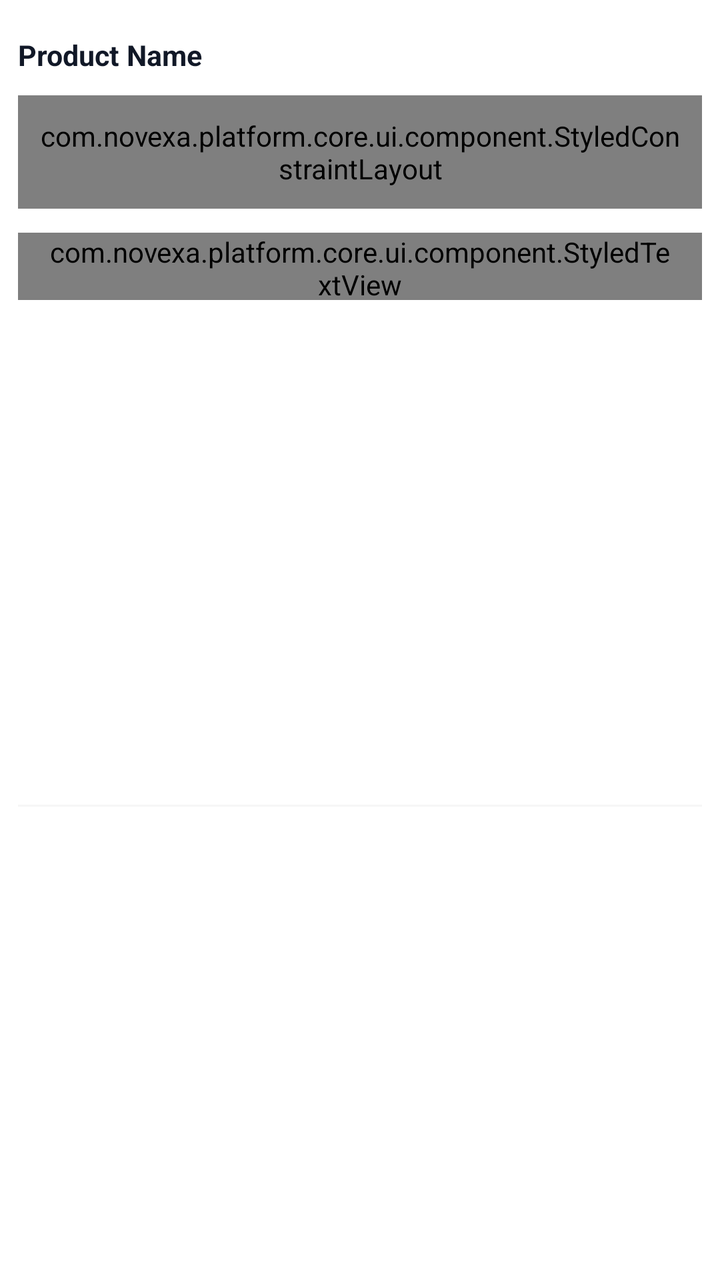
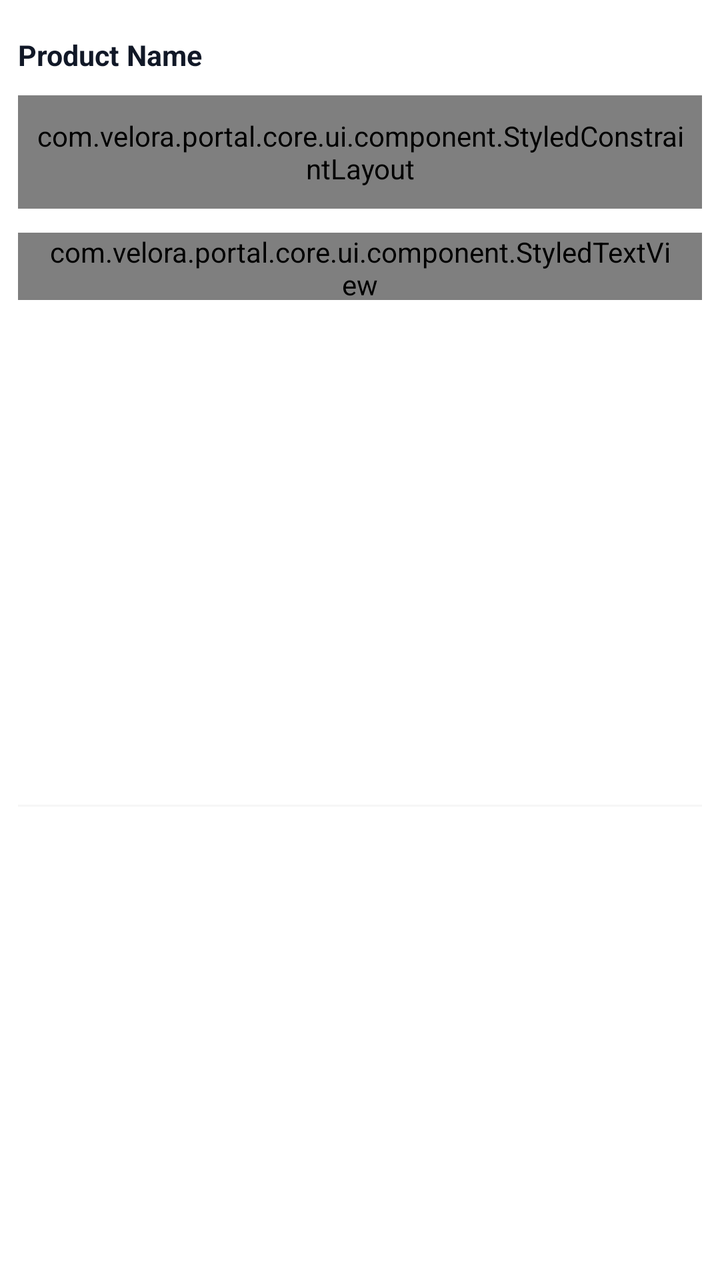

Two renders of the same Android screen: before a commit and after it. Below are the layout's source before the change and the commit's diff.
<!-- AndroidManifest.xml: application theme MyTheme -->
<!-- res/layout/item_home_borrowing.xml -->
<?xml version="1.0" encoding="utf-8"?>
<androidx.constraintlayout.widget.ConstraintLayout xmlns:android="http://schemas.android.com/apk/res/android"
    xmlns:app="http://schemas.android.com/apk/res-auto"
    xmlns:tools="http://schemas.android.com/tools"
    android:layout_width="match_parent"
    android:layout_height="wrap_content"
    android:paddingHorizontal="@dimen/dp_10"
    android:paddingTop="@dimen/dp_20">

    <TextView
        android:id="@+id/tvName"
        android:layout_width="0dp"
        android:layout_height="wrap_content"
        android:ellipsize="end"
        android:maxLines="1"
        android:text="Product Name"
        android:textColor="@color/text_primary"
        android:textSize="@dimen/sp_16"
        android:textStyle="bold"
        app:layout_constraintEnd_toEndOf="parent"
        app:layout_constraintStart_toStartOf="parent"
        app:layout_constraintTop_toTopOf="parent" />

    <com.novexa.platform.core.ui.component.StyledConstraintLayout
        android:id="@+id/amountLayout"
        android:layout_width="0dp"
        android:layout_height="wrap_content"
        android:layout_marginTop="@dimen/dp_12"
        android:paddingHorizontal="@dimen/dp_10"
        android:paddingVertical="@dimen/dp_12"
        app:layout_constraintEnd_toEndOf="parent"
        app:layout_constraintStart_toStartOf="parent"
        app:layout_constraintTop_toBottomOf="@id/tvName"
        app:radius="@dimen/dp_16"
        app:solidColor="@color/aide_color">

        <com.novexa.platform.core.ui.component.StyledTextView
            android:id="@+id/tvState"
            android:layout_width="0dp"
            android:layout_height="wrap_content"
            android:ellipsize="end"
            android:maxLines="1"
            android:text="@string/pending_repayment"
            android:textColor="@color/brand_primary"
            android:textSize="@dimen/sp_16"
            android:textStyle="bold"
            app:layout_constraintEnd_toEndOf="parent"
            app:layout_constraintStart_toStartOf="parent"
            app:layout_constraintTop_toTopOf="parent"
            app:textColorSelected="@color/status_error" />

        <com.novexa.platform.core.ui.component.StyledTextView
            android:id="@+id/tvDesc"
            android:layout_width="0dp"
            android:layout_height="wrap_content"
            android:layout_marginTop="@dimen/dp_4"
            android:lineSpacingExtra="@dimen/dp_2"
            android:text="@string/pending_repayment_desc"
            android:textColor="@color/text_secondary"
            android:textSize="@dimen/sp_13"
            app:layout_constraintBottom_toBottomOf="parent"
            app:layout_constraintEnd_toEndOf="parent"
            app:layout_constraintStart_toStartOf="parent"
            app:layout_constraintTop_toBottomOf="@id/tvState"
            app:textColorSelected="@color/status_error" />
    </com.novexa.platform.core.ui.component.StyledConstraintLayout>

    <TextView
        android:id="@+id/tvAmountTitle"
        android:layout_width="wrap_content"
        android:layout_height="wrap_content"
        android:layout_marginTop="@dimen/dp_14"
        android:text="@string/total_repayment"
        android:textColor="@color/text_secondary"
        android:textSize="@dimen/sp_11"
        app:layout_constraintStart_toStartOf="parent"
        app:layout_constraintTop_toBottomOf="@id/amountLayout" />

    <TextView
        android:id="@+id/tvLoanAmount"
        android:layout_width="0dp"
        android:layout_height="wrap_content"
        android:layout_marginStart="@dimen/dp_8"
        android:ellipsize="end"
        android:maxLines="1"
        android:text="200,000,000₫"
        android:textColor="@color/text_body"
        android:textSize="@dimen/sp_11"
        android:textStyle="bold"
        app:layout_constraintBaseline_toBaselineOf="@id/tvAmountTitle"
        app:layout_constraintEnd_toStartOf="@id/tvRepay"
        app:layout_constraintStart_toEndOf="@id/tvAmountTitle" />

    <TextView
        android:id="@+id/tvDateTitle"
        android:layout_width="wrap_content"
        android:layout_height="wrap_content"
        android:layout_marginTop="@dimen/dp_8"
        android:text="@string/due_date"
        android:textColor="@color/text_secondary"
        android:textSize="@dimen/sp_11"
        app:layout_constraintStart_toStartOf="parent"
        app:layout_constraintTop_toBottomOf="@id/tvAmountTitle" />

    <TextView
        android:id="@+id/tvDate"
        android:layout_width="0dp"
        android:layout_height="wrap_content"
        android:layout_marginStart="@dimen/dp_8"
        android:ellipsize="end"
        android:maxLines="1"
        android:text="11/11Day"
        android:textStyle="bold"
        android:textColor="@color/text_body"
        android:textSize="@dimen/sp_11"
        app:layout_constraintBaseline_toBaselineOf="@id/tvDateTitle"
        app:layout_constraintEnd_toStartOf="@id/tvRepay"
        app:layout_constraintStart_toEndOf="@id/tvDateTitle" />

    <com.novexa.platform.core.ui.component.StyledTextView
        android:id="@+id/tvRepay"
        android:layout_width="wrap_content"
        android:layout_height="@dimen/dp_38"
        android:layout_marginStart="@dimen/dp_12"
        android:gravity="center"
        android:minWidth="@dimen/dp_104"
        android:paddingHorizontal="@dimen/dp_16"
        android:text="@string/repay"
        android:textColor="@color/text_inverse"
        android:textSize="@dimen/sp_16"
        android:textStyle="bold"
        android:visibility="visible"
        app:autoFillPressedColor="true"
        app:layout_constraintBottom_toBottomOf="@id/tvDateTitle"
        app:layout_constraintEnd_toEndOf="parent"
        app:layout_constraintTop_toTopOf="@id/tvAmountTitle"
        app:radius="@dimen/dp_16"
        app:selectedColor="@color/status_error"
        app:solidColor="@color/brand_primary"
        app:textColorSelected="@color/text_inverse" />

    <View
        android:id="@+id/itemDivider"
        android:layout_width="0dp"
        android:layout_height="@dimen/dp_1"
        android:layout_marginTop="@dimen/dp_18"
        android:background="@color/surface_secondary"
        app:layout_constraintBottom_toBottomOf="parent"
        app:layout_constraintEnd_toEndOf="parent"
        app:layout_constraintStart_toStartOf="parent"
        app:layout_constraintTop_toBottomOf="@id/tvDateTitle" />

</androidx.constraintlayout.widget.ConstraintLayout>
<!-- resources referenced by this layout -->
<resources>
  <color name="aide_color">#E4EED4</color>
  <color name="brand_primary">#396401</color>
  <color name="status_error">#F62909</color>
  <color name="surface_secondary">#F6F6F6</color>
  <color name="text_body">#374151</color>
  <color name="text_inverse">#FFFFFFFF</color>
  <color name="text_primary">#111827</color>
  <color name="text_secondary">#6D7280</color>
  <dimen name="dp_1">1dp</dimen>
  <dimen name="dp_10">10dp</dimen>
  <dimen name="dp_104">104dp</dimen>
  <dimen name="dp_12">12dp</dimen>
  <dimen name="dp_14">14dp</dimen>
  <dimen name="dp_16">16dp</dimen>
  <dimen name="dp_18">18dp</dimen>
  <dimen name="dp_2">2dp</dimen>
  <dimen name="dp_20">20dp</dimen>
  <dimen name="dp_38">38dp</dimen>
  <dimen name="dp_4">4dp</dimen>
  <dimen name="dp_8">8dp</dimen>
  <dimen name="sp_11">11sp</dimen>
  <dimen name="sp_13">13sp</dimen>
  <dimen name="sp_16">16sp</dimen>
  <string name="due_date">Due date</string>
  <string name="pending_repayment">Pending repayment</string>
  <string name="pending_repayment_desc">Repayment on time can increase your loan limit</string>
  <string name="repay">Repay</string>
  <string name="total_repayment">Total repayment</string>
  <style name="MyTheme" parent="Theme.MaterialComponents.DayNight.NoActionBar">
          <item name="android:windowBackground">@color/surface_primary</item>
          <item name="android:statusBarColor">@color/surface_primary</item>
          <item name="android:navigationBarColor">@color/surface_primary</item>
          <item name="android:windowTranslucentStatus">false</item>
          <item name="android:windowTranslucentNavigation">false</item>
          <item name="editTextStyle">@style/AppEditTextStyle</item>
          <item name="android:editTextStyle">@style/AppEditTextStyle</item>
      </style>
  <color name="surface_primary">#FFFFFFFF</color>
  <style name="AppEditTextStyle" parent="@style/Widget.AppCompat.EditText">
          <item name="android:textCursorDrawable">@drawable/input_cursor_color_7087f8</item>
      </style>
  <!-- drawable input_cursor_color_7087f8 (drawable) -->
  <?xml version="1.0" encoding="utf-8"?>
  <shape xmlns:android="http://schemas.android.com/apk/res/android">
      <size android:width="@dimen/dp_2" />
      <solid android:color="@color/brand_primary" />
  </shape>
</resources>

<!-- the commit's change to res/layout/item_home_borrowing.xml (unified diff, before → after) -->
@@ -21,7 +21,7 @@
         app:layout_constraintStart_toStartOf="parent"
         app:layout_constraintTop_toTopOf="parent" />
 
-    <com.novexa.platform.core.ui.component.StyledConstraintLayout
+    <com.velora.portal.core.ui.component.StyledConstraintLayout
         android:id="@+id/amountLayout"
         android:layout_width="0dp"
         android:layout_height="wrap_content"
@@ -34,7 +34,7 @@
         app:radius="@dimen/dp_16"
         app:solidColor="@color/aide_color">
 
-        <com.novexa.platform.core.ui.component.StyledTextView
+        <com.velora.portal.core.ui.component.StyledTextView
             android:id="@+id/tvState"
             android:layout_width="0dp"
             android:layout_height="wrap_content"
@@ -49,7 +49,7 @@
             app:layout_constraintTop_toTopOf="parent"
             app:textColorSelected="@color/status_error" />
 
-        <com.novexa.platform.core.ui.component.StyledTextView
+        <com.velora.portal.core.ui.component.StyledTextView
             android:id="@+id/tvDesc"
             android:layout_width="0dp"
             android:layout_height="wrap_content"
@@ -63,7 +63,7 @@
             app:layout_constraintStart_toStartOf="parent"
             app:layout_constraintTop_toBottomOf="@id/tvState"
             app:textColorSelected="@color/status_error" />
-    </com.novexa.platform.core.ui.component.StyledConstraintLayout>
+    </com.velora.portal.core.ui.component.StyledConstraintLayout>
 
     <TextView
         android:id="@+id/tvAmountTitle"
@@ -117,7 +117,7 @@
         app:layout_constraintEnd_toStartOf="@id/tvRepay"
         app:layout_constraintStart_toEndOf="@id/tvDateTitle" />
 
-    <com.novexa.platform.core.ui.component.StyledTextView
+    <com.velora.portal.core.ui.component.StyledTextView
         android:id="@+id/tvRepay"
         android:layout_width="wrap_content"
         android:layout_height="@dimen/dp_38"
